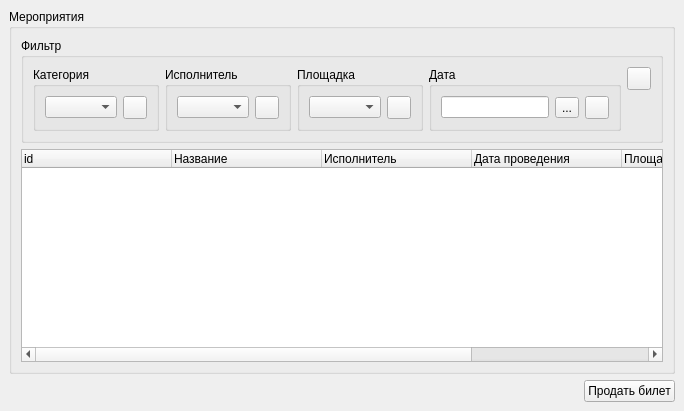
Old version of the form Client/ClientManager/clientActionsWidget/cclientactionswidget.ui in the repository Demonist/TCS.
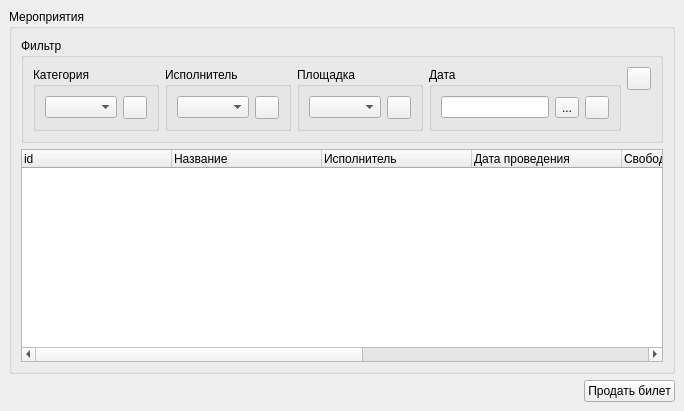
New version of the form. Icons and pictures are not drawn. Custom widgets are drawn as their Qt base class.

Patch:
```diff
--- a/Client/ClientManager/clientActionsWidget/cclientactionswidget.ui
+++ b/Client/ClientManager/clientActionsWidget/cclientactionswidget.ui
@@ -201,6 +201,16 @@
               <string>Дата проведения</string>
              </property>
             </column>
+            <column>
+             <property name="text">
+              <string>Свободно мест</string>
+             </property>
+            </column>
+            <column>
+             <property name="text">
+              <string>Свободно в фан-зоне</string>
+             </property>
+            </column>
             <column>
              <property name="text">
               <string>Площадка</string>
```
